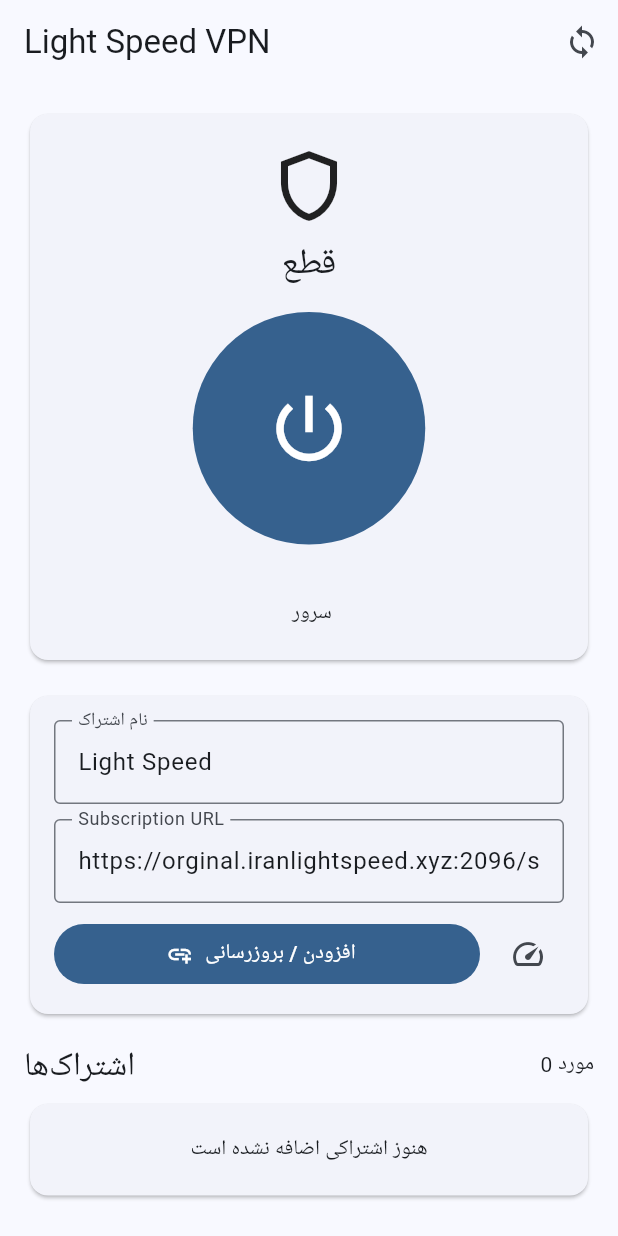
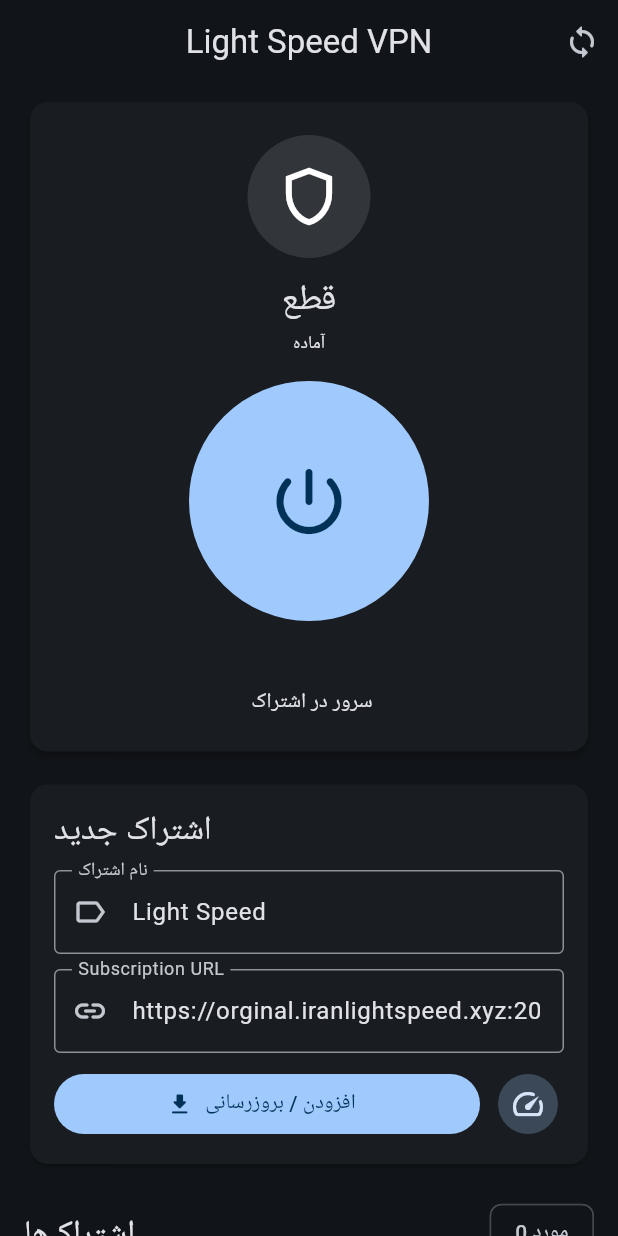
Before and after one commit to tavaamir6-lang/Light-Speed-VPN, a Flutter app: the screen it shows after launch, on a phone screen of 412 x 824 dp. Run offline on Flutter 3.47's test engine with Material 3 defaults, Android fonts, the phone set to English and light mode, and no system bars; missing offline and left inert: flutter_sing_box.

Commit message:
Improve Hiddify-style subscription client UI

```diff
--- a/lib/main.dart
+++ b/lib/main.dart
@@ -17,7 +17,11 @@
   Widget build(BuildContext context) => MaterialApp(
         debugShowCheckedModeBanner: false,
         title: 'Light Speed VPN',
-    theme: ThemeData(useMaterial3: true, colorSchemeSeed: Colors.blue),
+        theme: ThemeData(
+          useMaterial3: true,
+          colorSchemeSeed: Colors.blue,
+          brightness: Brightness.dark,
+        ),
         home: const HomePage(),
       );
 }
@@ -36,6 +40,7 @@
   bool running = false;
   bool loading = false;
   String status = 'قطع';
+  String lastAction = 'آماده';
   StreamSubscription<ProxyState>? _statusSub;
 
   @override
@@ -64,7 +69,10 @@
       _message('لینک اشتراک معتبر نیست');
       return;
     }
-    setState(() => loading = true);
+    setState(() {
+      loading = true;
+      lastAction = 'در حال دریافت اشتراک...';
+    });
     try {
       final profile = await ProfileService().importProfile(
         subscribeLink: uri,
@@ -73,9 +81,11 @@
       );
       ProfileStorage().setSelectedProfile(profile.id);
       _loadProfiles();
-      _message('اشتراک با موفقیت دریافت شد');
+      _message('اشتراک با موفقیت دریافت و ذخیره شد');
+      if (mounted) setState(() => lastAction = 'اشتراک بروزرسانی شد');
     } catch (e) {
       _message('دریافت اشتراک ناموفق بود: $e');
+      if (mounted) setState(() => lastAction = 'خطا در دریافت اشتراک');
     } finally {
       if (mounted) setState(() => loading = false);
     }
@@ -89,9 +99,11 @@
     try {
       if (running) {
         await singBox.stopVpn();
+        if (mounted) setState(() => lastAction = 'VPN متوقف شد');
       } else {
         ProfileStorage().setSelectedProfile(selected!.id);
         await singBox.startVpn();
+        if (mounted) setState(() => lastAction = 'درخواست اتصال ارسال شد');
       }
     } catch (e) {
       _message('خطای اتصال VPN: $e');
@@ -101,11 +113,28 @@
   Future<void> _testSelected() async {
     if (selected == null) return;
     try {
+      setState(() => loading = true);
       await singBox.urlTest(groupTag: 'proxy');
       _message('تست سرور انجام شد');
+      if (mounted) setState(() => lastAction = 'تست تأخیر انجام شد');
     } catch (_) {
       _message('تست تأخیر برای این اشتراک در دسترس نیست');
+    } finally {
+      if (mounted) setState(() => loading = false);
     }
+  }
+
+  void _select(Profile profile) {
+    if (running) return;
+    ProfileStorage().setSelectedProfile(profile.id);
+    _loadProfiles();
+  }
+
+  void _delete(Profile profile) {
+    if (running) return;
+    ProfileStorage().deleteProfile(profile.id);
+    _loadProfiles();
+    _message('اشتراک حذف شد');
   }
 
   void _message(String text) {
@@ -115,75 +144,184 @@
 
   @override
   Widget build(BuildContext context) {
+    final scheme = Theme.of(context).colorScheme;
     return Scaffold(
       appBar: AppBar(
         title: const Text('Light Speed VPN'),
+        centerTitle: true,
         actions: [
-          IconButton(onPressed: _addSubscription, icon: const Icon(Icons.sync)),
+          IconButton(
+            onPressed: loading ? null : _addSubscription,
+            icon: const Icon(Icons.sync_rounded),
+            tooltip: 'بروزرسانی اشتراک',
+          ),
         ],
       ),
-      body: ListView(
-        padding: const EdgeInsets.all(16),
+      body: RefreshIndicator(
+        onRefresh: _addSubscription,
+        child: ListView(
+          physics: const AlwaysScrollableScrollPhysics(),
+          padding: const EdgeInsets.fromLTRB(16, 8, 16, 28),
           children: [
             Card(
+              elevation: 2,
               child: Padding(
-              padding: const EdgeInsets.all(20),
-              child: Column(children: [
-                Icon(running ? Icons.shield : Icons.shield_outlined, size: 56),
-                const SizedBox(height: 8),
-                Text(status, style: Theme.of(context).textTheme.headlineSmall),
-                const SizedBox(height: 16),
+                padding: const EdgeInsets.all(22),
+                child: Column(
+                  children: [
+                    Container(
+                      width: 82,
+                      height: 82,
+                      decoration: BoxDecoration(
+                        shape: BoxShape.circle,
+                        color: running
+                            ? scheme.primaryContainer
+                            : scheme.surfaceContainerHighest,
+                      ),
+                      child: Icon(
+                        running ? Icons.shield_rounded : Icons.shield_outlined,
+                        size: 46,
+                      ),
+                    ),
+                    const SizedBox(height: 12),
+                    Text(status,
+                        style: Theme.of(context).textTheme.headlineSmall),
+                    const SizedBox(height: 4),
+                    Text(lastAction,
+                        style: Theme.of(context).textTheme.bodySmall),
+                    const SizedBox(height: 18),
                     SizedBox(
-                  width: 155, height: 155,
+                      width: 160,
+                      height: 160,
                       child: FilledButton(
                         onPressed: loading ? null : _toggleVpn,
-                    child: Icon(running ? Icons.stop : Icons.power_settings_new, size: 58),
+                        style: FilledButton.styleFrom(
+                          shape: const CircleBorder(),
+                        ),
+                        child: Icon(
+                          running
+                              ? Icons.stop_rounded
+                              : Icons.power_settings_new_rounded,
+                          size: 58,
+                        ),
                       ),
                     ),
                     if (selected != null) ...[
-                  const SizedBox(height: 12),
-                  Text(selected!.name, style: Theme.of(context).textTheme.titleMedium),
-                  Text('${selected!.outboundsCount} سرور'),
+                      const SizedBox(height: 16),
+                      Text(selected!.name,
+                          style: Theme.of(context).textTheme.titleMedium),
+                      const SizedBox(height: 4),
+                      Text('${selected!.outboundsCount} سرور در اشتراک'),
                     ],
-              ]),
+                  ],
                 ),
               ),
-          const SizedBox(height: 16),
+            ),
+            const SizedBox(height: 14),
             Card(
               child: Padding(
                 padding: const EdgeInsets.all(16),
-              child: Column(children: [
-                TextField(controller: _name, decoration: const InputDecoration(labelText: 'نام اشتراک', border: OutlineInputBorder())),
-                const SizedBox(height: 10),
-                TextField(controller: _url, keyboardType: TextInputType.url, decoration: const InputDecoration(labelText: 'Subscription URL', border: OutlineInputBorder())),
-                const SizedBox(height: 10),
-                Row(children: [
-                  Expanded(child: FilledButton.icon(onPressed: loading ? null : _addSubscription, icon: const Icon(Icons.add_link), label: Text(loading ? 'در حال دریافت...' : 'افزودن / بروزرسانی'))),
-                  const SizedBox(width: 8),
-                  IconButton(onPressed: selected == null ? null : _testSelected, icon: const Icon(Icons.speed), tooltip: 'تست سرعت'),
-                ]),
-              ]),
+                child: Column(
+                  crossAxisAlignment: CrossAxisAlignment.stretch,
+                  children: [
+                    Text('اشتراک جدید',
+                        style: Theme.of(context).textTheme.titleLarge),
+                    const SizedBox(height: 12),
+                    TextField(
+                      controller: _name,
+                      decoration: const InputDecoration(
+                        labelText: 'نام اشتراک',
+                        prefixIcon: Icon(Icons.label_outline),
+                        border: OutlineInputBorder(),
                       ),
                     ),
-          const SizedBox(height: 16),
-          Row(children: [
-            Expanded(child: Text('اشتراک‌ها', style: Theme.of(context).textTheme.titleLarge)),
-            Text('${profiles.length} مورد'),
-          ]),
+                    const SizedBox(height: 10),
+                    TextField(
+                      controller: _url,
+                      keyboardType: TextInputType.url,
+                      decoration: const InputDecoration(
+                        labelText: 'Subscription URL',
+                        prefixIcon: Icon(Icons.link_rounded),
+                        border: OutlineInputBorder(),
+                      ),
+                    ),
+                    const SizedBox(height: 10),
+                    Row(
+                      children: [
+                        Expanded(
+                          child: FilledButton.icon(
+                            onPressed: loading ? null : _addSubscription,
+                            icon: const Icon(Icons.download_rounded),
+                            label: Text(loading
+                                ? 'در حال دریافت...'
+                                : 'افزودن / بروزرسانی'),
+                          ),
+                        ),
+                        const SizedBox(width: 8),
+                        IconButton.filledTonal(
+                          onPressed:
+                              selected == null || loading ? null : _testSelected,
+                          icon: const Icon(Icons.speed_rounded),
+                          tooltip: 'تست سرورها',
+                        ),
+                      ],
+                    ),
+                  ],
+                ),
+              ),
+            ),
+            const SizedBox(height: 18),
+            Row(
+              children: [
+                Expanded(
+                  child: Text('اشتراک‌ها',
+                      style: Theme.of(context).textTheme.titleLarge),
+                ),
+                Chip(label: Text('${profiles.length} مورد')),
+              ],
+            ),
             const SizedBox(height: 8),
             if (profiles.isEmpty)
-            const Card(child: Padding(padding: EdgeInsets.all(20), child: Center(child: Text('هنوز اشتراکی اضافه نشده است')))),
-          ...profiles.map((p) => Card(
+              const Card(
+                child: Padding(
+                  padding: EdgeInsets.all(22),
+                  child: Center(child: Text('هنوز اشتراکی اضافه نشده است')),
+                ),
+              ),
+            ...profiles.map(
+              (p) => Card(
                 child: ListTile(
-              leading: Radio<int>(value: p.id, groupValue: selected?.id, onChanged: (v) { if (v != null) { ProfileStorage().setSelectedProfile(v); _loadProfiles(); } }),
+                  leading: Radio<int>(
+                    value: p.id,
+                    groupValue: selected?.id,
+                    onChanged: running
+                        ? null
+                        : (v) {
+                            if (v != null) _select(p);
+                          },
+                  ),
                   title: Text(p.name),
-              subtitle: Text('${p.outboundsCount} سرور\n${p.typed.subscribeUrl ?? ''}', maxLines: 2, overflow: TextOverflow.ellipsis),
+                  subtitle: Text(
+                    '${p.outboundsCount} سرور\n${p.typed.subscribeUrl ?? ''}',
+                    maxLines: 2,
+                    overflow: TextOverflow.ellipsis,
+                  ),
                   isThreeLine: true,
-              trailing: IconButton(icon: const Icon(Icons.delete_outline), onPressed: running ? null : () { ProfileStorage().deleteProfile(p.id); _loadProfiles(); }),
-              onTap: running ? null : () { ProfileStorage().setSelectedProfile(p.id); _loadProfiles(); },
+                  trailing: IconButton(
+                    icon: const Icon(Icons.delete_outline_rounded),
+                    onPressed: running ? null : () => _delete(p),
                   ),
-          )),
+                  onTap: () => _select(p),
+                ),
+              ),
+            ),
+            const SizedBox(height: 8),
+            const Text(
+              'اشتراک هر ۲۴ ساعت به‌صورت خودکار برای دریافت کانفیگ‌های جدید بروزرسانی می‌شود.',
+              textAlign: TextAlign.center,
+            ),
           ],
+        ),
       ),
     );
   }
```
Lines whose indentation alone changed are shown as unchanged.
